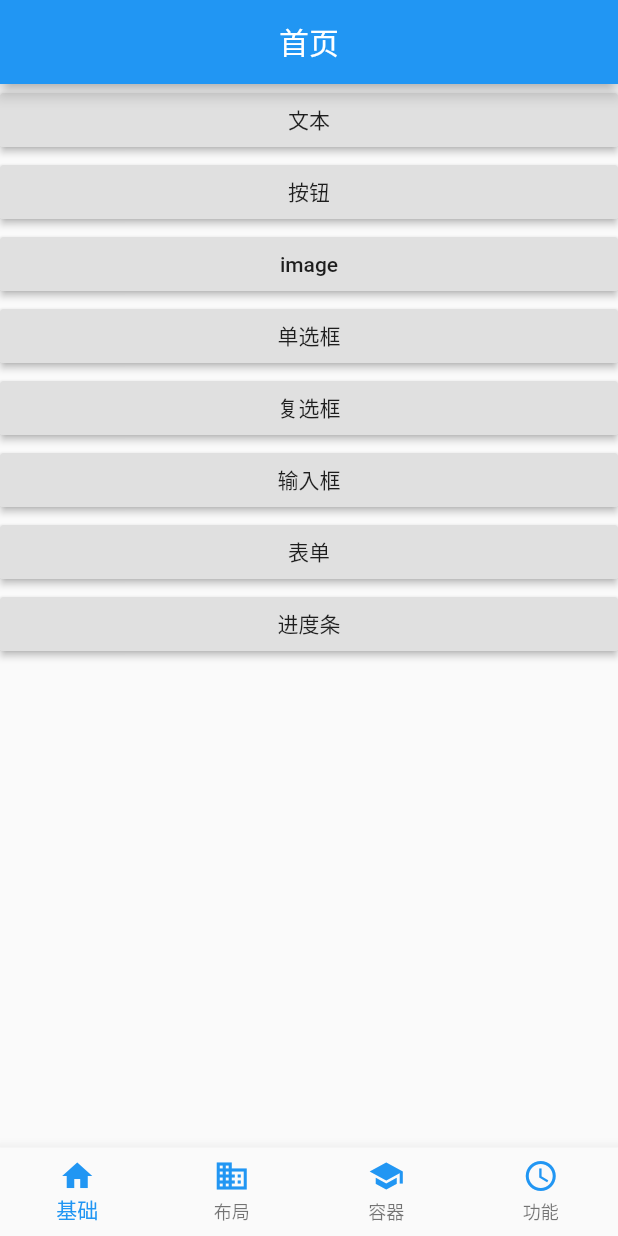
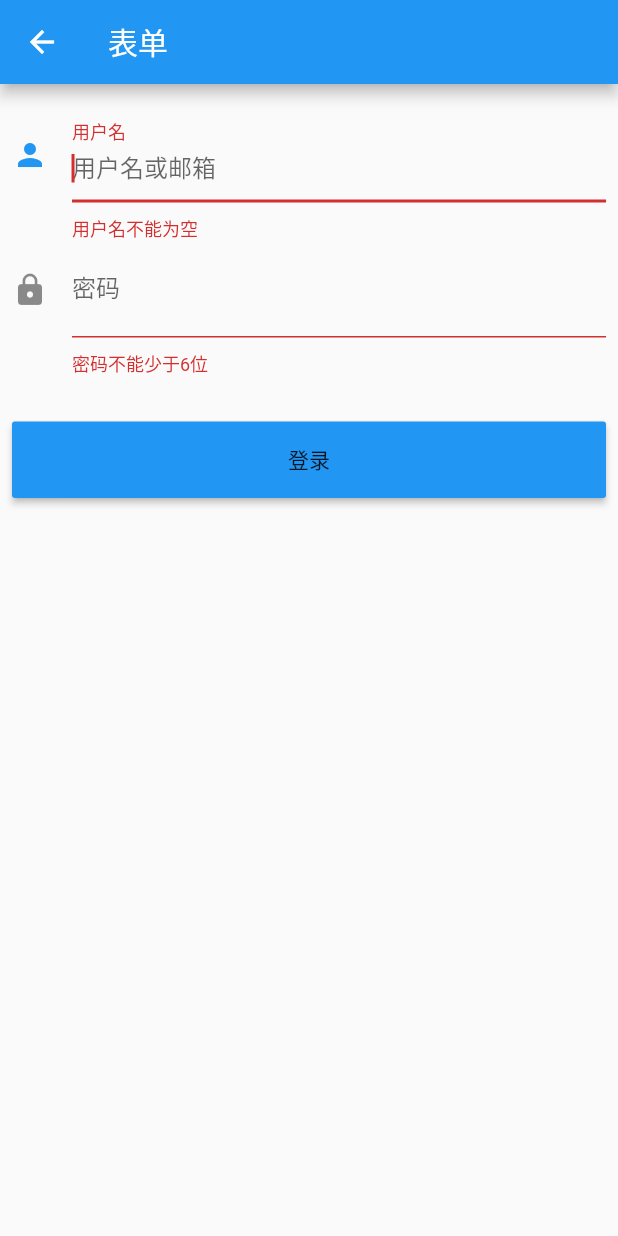
Before and after one commit to wxFlymes/flutter_study, a Flutter app: the screen it shows after launch, after a tap on "表单", on a phone screen of 412 x 824 dp. Run offline on Flutter 3.47's test engine with Material 2 defaults, Android fonts, the phone set to English and light mode, and no system bars.

Commit message:
增加表单和线性进度条

```diff
--- a/lib/WXHomePageItem.dart
+++ b/lib/WXHomePageItem.dart
@@ -61,12 +61,14 @@ class WXHomePageItemFactory {
                         child: Text('表单'),
                         onPressed: (){
                             debugPrint('');
+                            Navigator.pushNamed(context, '/formPage');
                         },
                     ),
                     RaisedButton(
                         child: Text('进度条'),
                         onPressed: (){
                             debugPrint('');
+                            Navigator.pushNamed(context, '/progressPage');
                         },
                     ),
                 ],
--- /dev/null
+++ b/lib/foundation/WXFormPage.dart
@@ -0,0 +1,86 @@
+import 'package:flutter/material.dart';
+
+
+class WXFormPage extends StatefulWidget{
+    @override
+  State<StatefulWidget> createState() {
+    // TODO: implement createState
+    return WXFormState();
+  }
+}
+
+class WXFormState extends State<WXFormPage>{
+    TextEditingController unameController = TextEditingController();
+    TextEditingController pwdController = TextEditingController();
+    GlobalKey _formKey = GlobalKey<FormState>();
+    @override
+  void initState() {
+    // TODO: implement initState
+    super.initState();
+  }
+  @override
+  Widget build(BuildContext context) {
+    // TODO: implement build
+    return Scaffold(
+        appBar: AppBar(
+            title: Text('表单'),
+        ),
+        body: Padding(
+            padding: EdgeInsets.fromLTRB(8, 15, 8, 15),
+            child: Form(
+                key: _formKey,
+                autovalidate: true,
+                child: Column(
+                    children: <Widget>[
+                        TextFormField(
+                            autofocus: true,
+                            controller: unameController,
+                            decoration: InputDecoration(
+                                labelText: '用户名',
+                                hintText: '用户名或邮箱',
+                                icon: Icon(Icons.person),
+                            ),
+                            validator: (v){
+                                return v
+                                .trim()
+                                .length>0?null:'用户名不能为空';
+                            },
+                        ),
+                        TextFormField(
+                            controller: pwdController,
+                            decoration: InputDecoration(
+                                labelText: '密码',
+                                hintText: '您的登录密码',
+                                icon: Icon(Icons.lock),
+                            ),
+                            obscureText: true,
+                            validator: (v){
+                                return v.trim().length>5?null:'密码不能少于6位';
+                            },
+                        ),
+                        Padding(
+                            padding: const EdgeInsets.only(top: 30),
+                            child: Row(
+                                children: <Widget>[
+                                    Expanded(
+                                        child: RaisedButton(
+                                            padding: EdgeInsets.all(15.0),
+                                            child: Text('登录'),
+                                            color: Theme.of(context).primaryColor,
+                                            onPressed: (){
+                                                if ((_formKey.currentState as FormState).validate()) {
+                                                  debugPrint('校验成功');
+                                                }
+                                            }
+                                        ),
+                                    ),
+                                ],
+                            ),
+                        ),
+                    ],
+                )
+            ),
+        ),
+    );
+  }
+}
--- a/lib/foundation/WXInputFieldPage.dart
+++ b/lib/foundation/WXInputFieldPage.dart
@@ -52,6 +52,7 @@ class WXInputFieldState extends State<WXInputFieldPage> {
                     obscureText: true,
                 ),
                 TextField(
+                    //autofocus: true,
                     controller: textController,
                     focusNode: node2,
                     decoration: InputDecoration(
--- a/lib/main.dart
+++ b/lib/main.dart
@@ -5,11 +5,14 @@ import 'package:flutter_app/WXStateManagerPage.dart';
 //foundation
 import 'package:flutter_app/foundation/WXButtonPage.dart';
 import 'package:flutter_app/foundation/WXCheckBoxPage.dart';
+import 'package:flutter_app/foundation/WXFormPage.dart';
 import 'package:flutter_app/foundation/WXIconPage.dart';
+import 'package:flutter_app/foundation/WXProgressPage.dart';
 import 'package:flutter_app/foundation/WXRadioPage.dart';
 import 'package:flutter_app/foundation/WXSwitchPage.dart';
 import 'package:flutter_app/foundation/WXTextViewPage.dart';
 import 'package:flutter_app/foundation/WXInputFieldPage.dart';
+
 
 
 void main() => runApp(WXApplication());
@@ -52,6 +55,8 @@ class _WXApplicationState extends State<WXApplication>{
         '/radioPage':(context) => WXRadioPage(),
         '/switchPage':(context) => WXSwitchPage(),
         '/inputPage':(context) => WXInputFieldPage(),
+        '/formPage':(context) => WXFormPage(),
+        '/progressPage':(context) => WXProgressPage(),
       },
     );
     return app;
```
Also changed, not shown: lib/foundation/WXProgressPage.dart (added, +51 -0 lines).
